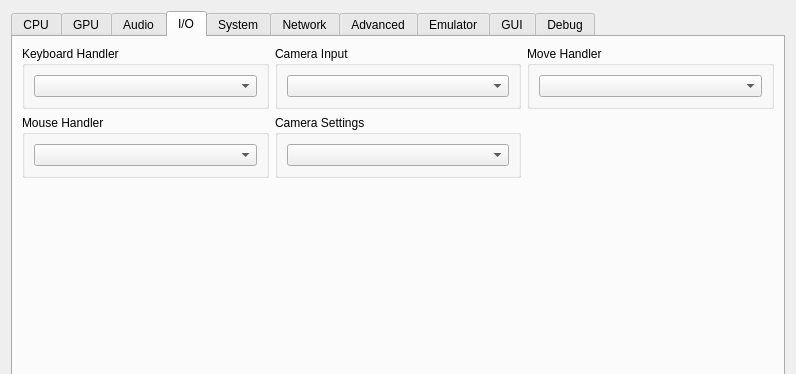
First picture: the form in rpcs3/rpcs3qt/settings_dialog.ui, repository RPCS3/rpcs3, before the edit; both pictures show x 0 to 796 and y 0 to 374 of the 796 by 677 pixel window.
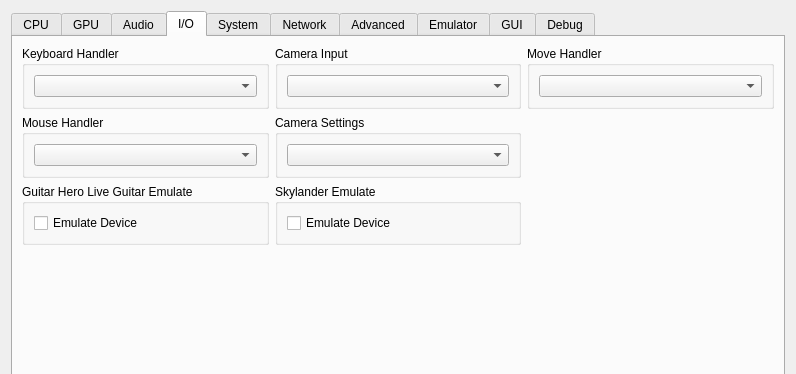
Second picture: the form after the edit. The open tabs and pages were chosen to show the change. Icons and pictures are not drawn.

The edit to the form file:
```diff
--- a/rpcs3/rpcs3qt/settings_dialog.ui
+++ b/rpcs3/rpcs3qt/settings_dialog.ui
@@ -1334,6 +1334,45 @@
          </item>
         </layout>
        </item>
+       <item>
+        <layout class="QHBoxLayout" name="inputTabLayout3" stretch="1,1,1">
+         <item>
+          <widget class="QGroupBox" name="gb_ghltar_emulate">
+           <property name="title">
+            <string>Guitar Hero Live Guitar Emulate</string>
+           </property>
+           <layout class="QVBoxLayout" name="gb_mouse_handler_layout_2">
+            <item>
+             <widget class="QCheckBox" name="ghltarEmulateBox">
+              <property name="text">
+               <string>Emulate Device</string>
+              </property>
+             </widget>
+            </item>
+           </layout>
+          </widget>
+         </item>
+         <item>
+          <widget class="QGroupBox" name="gb_skylander_emulate">
+           <property name="title">
+            <string>Skylander Emulate</string>
+           </property>
+           <layout class="QVBoxLayout" name="gb_camera_setting_layout_2">
+            <item>
+             <widget class="QCheckBox" name="skylanderEmulateBox">
+              <property name="text">
+               <string>Emulate Device</string>
+              </property>
+             </widget>
+            </item>
+           </layout>
+          </widget>
+         </item>
+         <item>
+          <widget class="QWidget" name="inputTabSpacerWidget_2" native="true"/>
+         </item>
+        </layout>
+       </item>
        <item>
         <spacer name="inputTabSpacer">
          <property name="orientation">
```
Left out of the diff: 4 changed lines with no effect on the pictures.
